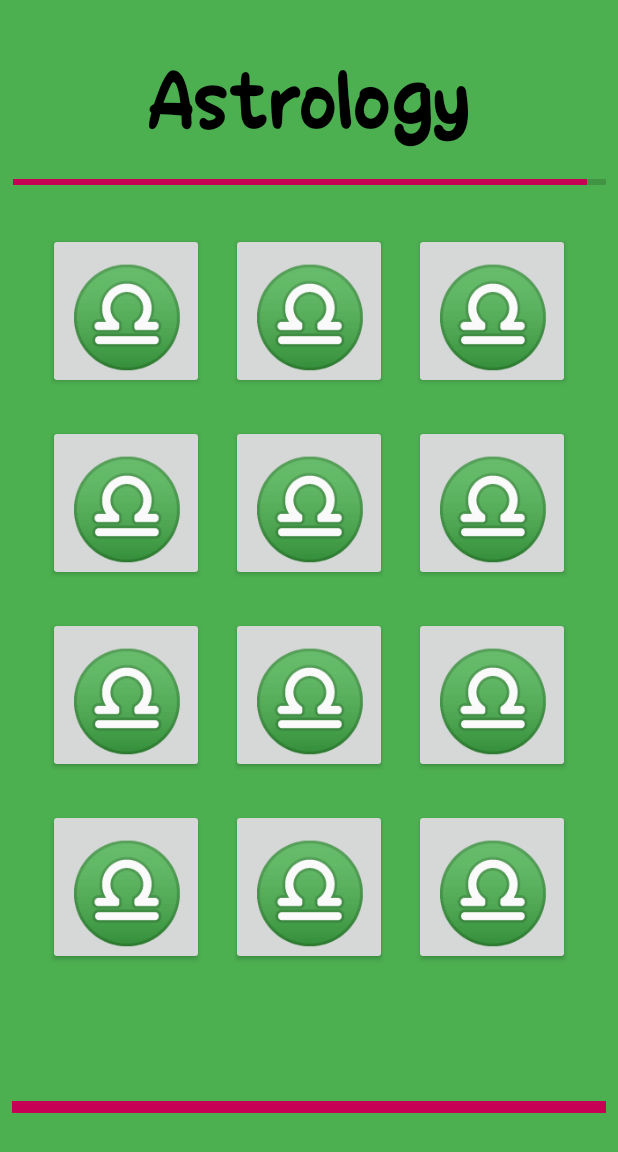
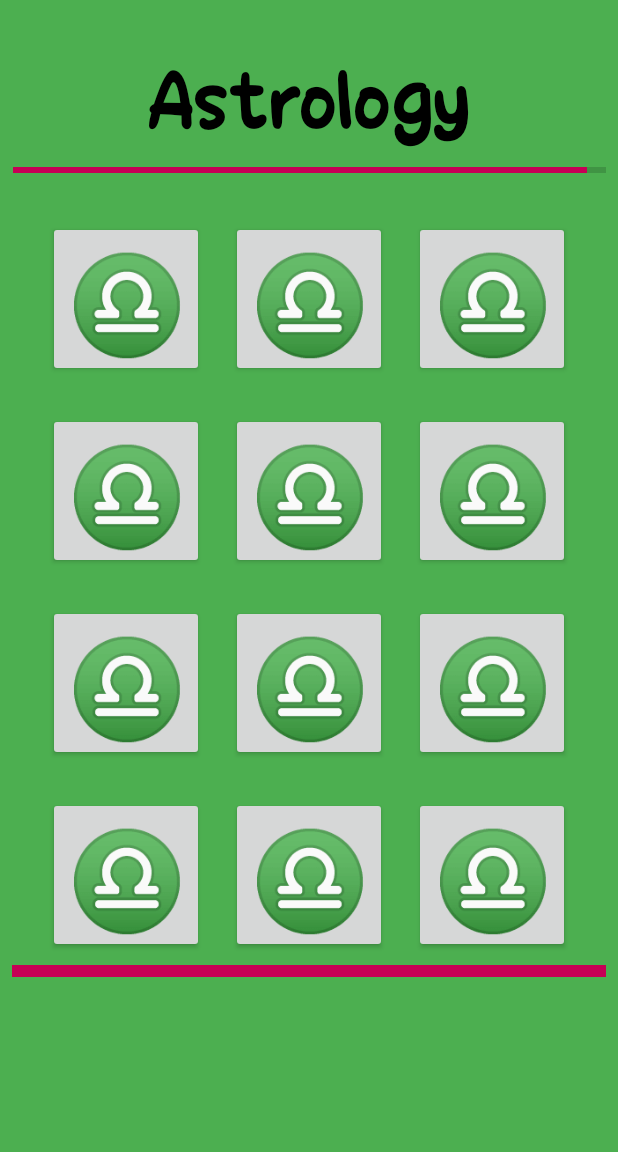
Before and after one commit to themeliskalomoiros/Memogame, an Android app: the screen it shows after launch (GameActivity), after a tap on an icon or button, on a phone screen of 412 x 824 dp. Shown: the top 1152 px of the screen. Run offline under Robolectric (Android 15) with nearby library versions, the phone set to English and light mode, and no system bars.

Commit message:
Added sign-in/out to MainActivity

```diff
--- a/app/src/main/java/sk3m3l1io/kalymnos/memogame/controller/MainActivity.java
+++ b/app/src/main/java/sk3m3l1io/kalymnos/memogame/controller/MainActivity.java
@@ -4,6 +4,7 @@ import android.content.Intent;
 import android.os.Bundle;
 import android.os.Parcelable;
 import android.util.Log;
+import android.widget.Toast;
 
 import androidx.annotation.NonNull;
 import androidx.annotation.Nullable;
@@ -12,43 +13,77 @@ import androidx.loader.app.LoaderManager;
 import androidx.loader.content.AsyncTaskLoader;
 import androidx.loader.content.Loader;
 
+import com.google.android.gms.auth.api.signin.GoogleSignIn;
+import com.google.android.gms.auth.api.signin.GoogleSignInAccount;
+import com.google.android.gms.auth.api.signin.GoogleSignInClient;
+import com.google.android.gms.auth.api.signin.GoogleSignInOptions;
+import com.google.android.gms.common.api.ApiException;
+import com.google.android.gms.tasks.OnCanceledListener;
+import com.google.android.gms.tasks.OnFailureListener;
+import com.google.android.gms.tasks.OnSuccessListener;
+import com.google.android.gms.tasks.Task;
+import com.google.android.material.snackbar.Snackbar;
+
 import java.io.IOException;
 import java.util.ArrayList;
 import java.util.List;
 
+import sk3m3l1io.kalymnos.memogame.R;
 import sk3m3l1io.kalymnos.memogame.model.GameRepository;
 import sk3m3l1io.kalymnos.memogame.model.GameRepositoryImp;
 import sk3m3l1io.kalymnos.memogame.pojos.Game;
+import sk3m3l1io.kalymnos.memogame.pojos.Player;
 import sk3m3l1io.kalymnos.memogame.view.MainScreen;
 import sk3m3l1io.kalymnos.memogame.view.MainScreenImp;
 
 public class MainActivity extends AppCompatActivity implements
-        MainScreen.PlayClickListener,
-        LoaderManager.LoaderCallbacks<List<Game>> {
+        MainScreen.ClickListener,
+        LoaderManager.LoaderCallbacks<List<Game>>, OnCanceledListener, OnFailureListener, OnSuccessListener<Void> {
 
     private static final int LOADER_ID = 123;
+    private static final int RC_SIGN_IN = 158;
 
     private MainScreen view;
     private List<Game> games;
+
+    private GoogleSignInClient googleSignInClient;
+    private boolean userInformedAboutSignIn = false;
 
     @Override
     protected void onCreate(Bundle savedInstanceState) {
         super.onCreate(savedInstanceState);
         view = new MainScreenImp(getLayoutInflater(), null);
-        view.setPlayClickListener(this);
+        view.setClickListener(this);
         setContentView(view.getRootView());
+        loadGames(savedInstanceState);
+        initGoogleSignInClient();
+    }
+
+    private void loadGames(Bundle savedInstanceState) {
         if (gamesExistIn(savedInstanceState)) {
-            Log.d(MainActivity.class.getSimpleName(), "games exist");
             games = savedInstanceState.getParcelableArrayList(Game.class.getSimpleName());
         } else {
-            Log.d(MainActivity.class.getSimpleName(), "games dont exist restarting loader");
             getSupportLoaderManager().restartLoader(LOADER_ID, null, this);
         }
+    }
+
+    private void initGoogleSignInClient() {
+        GoogleSignInOptions gso = new GoogleSignInOptions.Builder(GoogleSignInOptions.DEFAULT_SIGN_IN)
+                .requestEmail()
+                .build();
+        googleSignInClient = GoogleSignIn.getClient(this, gso);
     }
 
     private boolean gamesExistIn(Bundle savedInstanceState) {
         return savedInstanceState != null &&
                 savedInstanceState.containsKey(Game.class.getSimpleName());
+    }
+
+    @Override
+    protected void onStart() {
+        super.onStart();
+        GoogleSignInAccount account = GoogleSignIn.getLastSignedInAccount(this);
+        updateUI(account);
     }
 
     @Override
@@ -62,10 +97,55 @@ public class MainActivity extends AppCompatActivity implements
     }
 
     @Override
+    public void onActivityResult(int requestCode, int resultCode, Intent data) {
+        super.onActivityResult(requestCode, resultCode, data);
+        if (requestCode == RC_SIGN_IN) {
+            Task<GoogleSignInAccount> task = GoogleSignIn.getSignedInAccountFromIntent(data);
+            handleSignInResult(task);
+        }
+    }
+
+    private void handleSignInResult(Task<GoogleSignInAccount> completedTask) {
+        try {
+            GoogleSignInAccount account = completedTask.getResult(ApiException.class);
+            updateUI(account);
+        } catch (ApiException e) {
+            updateUI(null);
+        }
+    }
+
+    private void updateUI(GoogleSignInAccount account) {
+        if (account != null) {
+            view.setSignInButtonImage(R.drawable.sign_out_48px);
+            Snackbar.make(view.getRootView(),R.string.sign_in_msg,Snackbar.LENGTH_SHORT).show();
+        } else {
+            view.setSignInButtonImage(R.drawable.google_48px);
+            if(!userInformedAboutSignIn){
+                Snackbar.make(view.getRootView(),R.string.prompt_for_sign_in_msg,Snackbar.LENGTH_SHORT).show();
+                userInformedAboutSignIn = true;
+            }
+        }
+    }
+
+    @Override
     public void onPlayClick() {
         Intent i = new Intent(this, GameActivity.class);
         i.putExtra(Game.class.getSimpleName(), (ArrayList<Game>) games);
         startActivity(i);
+    }
+
+    @Override
+    public void onSignInClick() {
+        GoogleSignInAccount account = GoogleSignIn.getLastSignedInAccount(this);
+        if (account != null) {
+            googleSignInClient.signOut()
+                    .addOnCanceledListener(this)
+                    .addOnFailureListener(this)
+                    .addOnSuccessListener(this);
+        } else {
+            Intent signInIntent = googleSignInClient.getSignInIntent();
+            startActivityForResult(signInIntent, RC_SIGN_IN);
+        }
     }
 
     @NonNull
@@ -118,4 +198,20 @@ public class MainActivity extends AppCompatActivity implements
     public void onLoaderReset(@NonNull Loader<List<Game>> loader) {
 
     }
+
+    @Override
+    public void onCanceled() {
+        Snackbar.make(view.getRootView(), R.string.sign_out_cancel, Snackbar.LENGTH_SHORT).show();
+    }
+
+    @Override
+    public void onFailure(@NonNull Exception e) {
+        Snackbar.make(view.getRootView(), R.string.sign_out_fail, Snackbar.LENGTH_SHORT).show();
+    }
+
+    @Override
+    public void onSuccess(Void aVoid) {
+        Snackbar.make(view.getRootView(), R.string.sign_out_success,Snackbar.LENGTH_LONG).show();
+        view.setSignInButtonImage(R.drawable.google_48px);
+    }
 }
--- a/app/src/main/java/sk3m3l1io/kalymnos/memogame/view/MainScreen.java
+++ b/app/src/main/java/sk3m3l1io/kalymnos/memogame/view/MainScreen.java
@@ -1,13 +1,17 @@
 package sk3m3l1io.kalymnos.memogame.view;
 
 public interface MainScreen extends ViewMvc {
-    interface PlayClickListener {
+    interface ClickListener {
         void onPlayClick();
+
+        void onSignInClick();
     }
 
-    void setPlayClickListener(PlayClickListener listener);
+    void setClickListener(ClickListener listener);
 
     void showLoadingIndicator();
 
     void hideLoadingIndicator();
+
+    void setSignInButtonImage(int imageRes);
 }
--- a/app/src/main/java/sk3m3l1io/kalymnos/memogame/view/MainScreenImp.java
+++ b/app/src/main/java/sk3m3l1io/kalymnos/memogame/view/MainScreenImp.java
@@ -10,9 +10,9 @@ import sk3m3l1io.kalymnos.memogame.R;
 
 public class MainScreenImp implements MainScreen {
     private View root;
-    private ImageButton play;
+    private ImageButton play, signIn;
     private ProgressBar loadingBar;
-    private PlayClickListener playClickListener;
+    private ClickListener clickListener;
 
     public MainScreenImp(LayoutInflater inflater, ViewGroup container) {
         initViews(inflater, container);
@@ -21,13 +21,15 @@ public class MainScreenImp implements MainScreen {
     private void initViews(LayoutInflater inflater, ViewGroup container) {
         root = inflater.inflate(R.layout.activity_main, container, false);
         play = root.findViewById(R.id.play);
+        play.setOnClickListener(v -> clickListener.onPlayClick());
+        signIn = root.findViewById(R.id.sign_in);
+        signIn.setOnClickListener(v -> clickListener.onSignInClick());
         loadingBar = root.findViewById(R.id.progressbar);
-        play.setOnClickListener(view -> playClickListener.onPlayClick());
     }
 
     @Override
-    public void setPlayClickListener(PlayClickListener listener) {
-        playClickListener = listener;
+    public void setClickListener(ClickListener listener) {
+        clickListener = listener;
     }
 
     @Override
@@ -41,6 +43,11 @@ public class MainScreenImp implements MainScreen {
     }
 
     @Override
+    public void setSignInButtonImage(int imageRes) {
+        signIn.setImageResource(imageRes);
+    }
+
+    @Override
     public View getRootView() {
         return root;
     }
--- a/app/src/main/res/layout/activity_game.xml
+++ b/app/src/main/res/layout/activity_game.xml
@@ -50,14 +50,14 @@
     <ProgressBar
         android:id="@+id/progressbar"
         style="@style/Widget.AppCompat.ProgressBar.Horizontal"
-        android:progressTint="@color/secondaryDarkColor"
         android:layout_width="395dp"
         android:layout_height="4dp"
         android:layout_marginStart="8dp"
         android:layout_marginLeft="8dp"
-        android:layout_marginTop="16dp"
+        android:layout_marginTop="8dp"
         android:layout_marginEnd="8dp"
         android:layout_marginRight="8dp"
+        android:progressTint="@color/secondaryDarkColor"
         app:layout_constraintEnd_toEndOf="parent"
         app:layout_constraintStart_toStartOf="parent"
         app:layout_constraintTop_toBottomOf="@+id/title" />
@@ -68,7 +68,7 @@
         android:layout_height="8dp"
         android:layout_marginStart="8dp"
         android:layout_marginLeft="8dp"
-        android:layout_marginTop="24dp"
+        android:layout_marginTop="8dp"
         android:layout_marginEnd="8dp"
         android:layout_marginRight="8dp"
         android:layout_marginBottom="16dp"
@@ -76,7 +76,8 @@
         app:layout_constraintBottom_toBottomOf="parent"
         app:layout_constraintEnd_toEndOf="parent"
         app:layout_constraintStart_toStartOf="parent"
-        app:layout_constraintTop_toBottomOf="@+id/symbol_10" />
+        app:layout_constraintTop_toBottomOf="@+id/symbol_10"
+        app:layout_constraintVertical_bias="0.0" />
 
     <Button
         android:id="@+id/symbol_7"
--- a/app/src/main/res/values/strings.xml
+++ b/app/src/main/res/values/strings.xml
@@ -5,4 +5,9 @@
     <string name="next_game">Continue?</string>
     <string name="no">No</string>
     <string name="defeat">You lost!</string>
+    <string name="sign_out_cancel">Sign out canceled.</string>
+    <string name="sign_out_fail">Failed to sign out.</string>
+    <string name="sign_out_success">Signed out, sign back in to track your scores.</string>
+    <string name="sign_in_msg">Great! Now you can keep score of your plays.</string>
+    <string name="prompt_for_sign_in_msg">"Log in to track your scores! "</string>
 </resources>
```
Also changed, not shown: app/src/main/res/layout/activity_main.xml (+8 -7 lines), app/src/main/res/drawable/google_48px.png (added), app/src/main/res/drawable/sign_out_48px.png (added).
